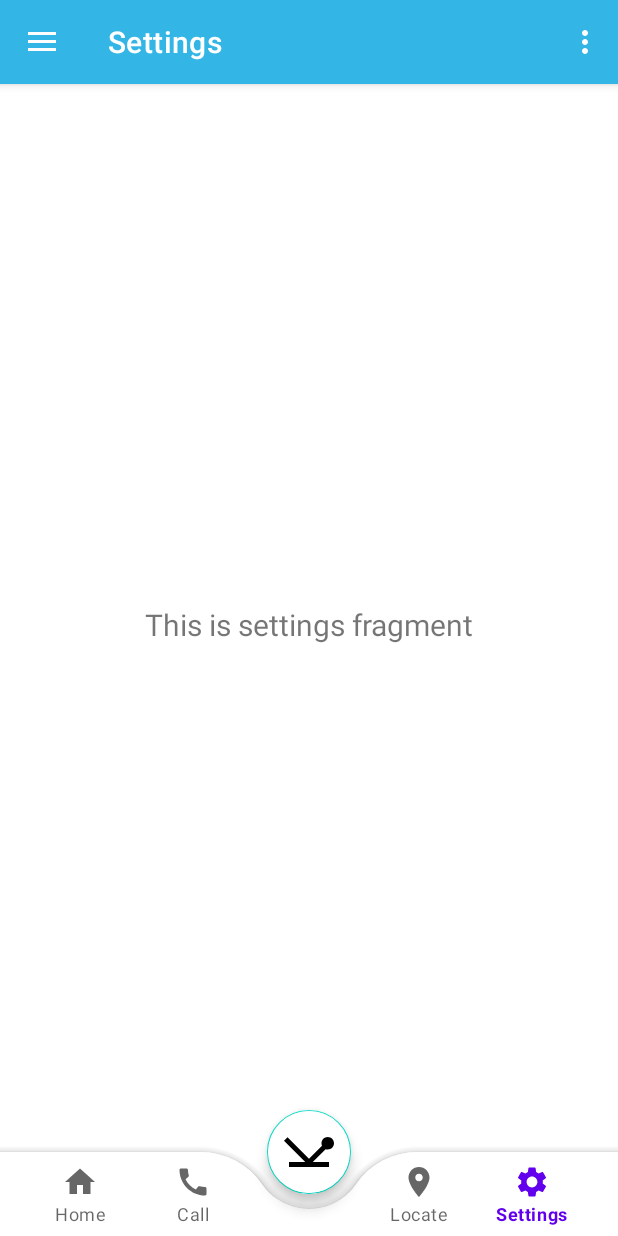
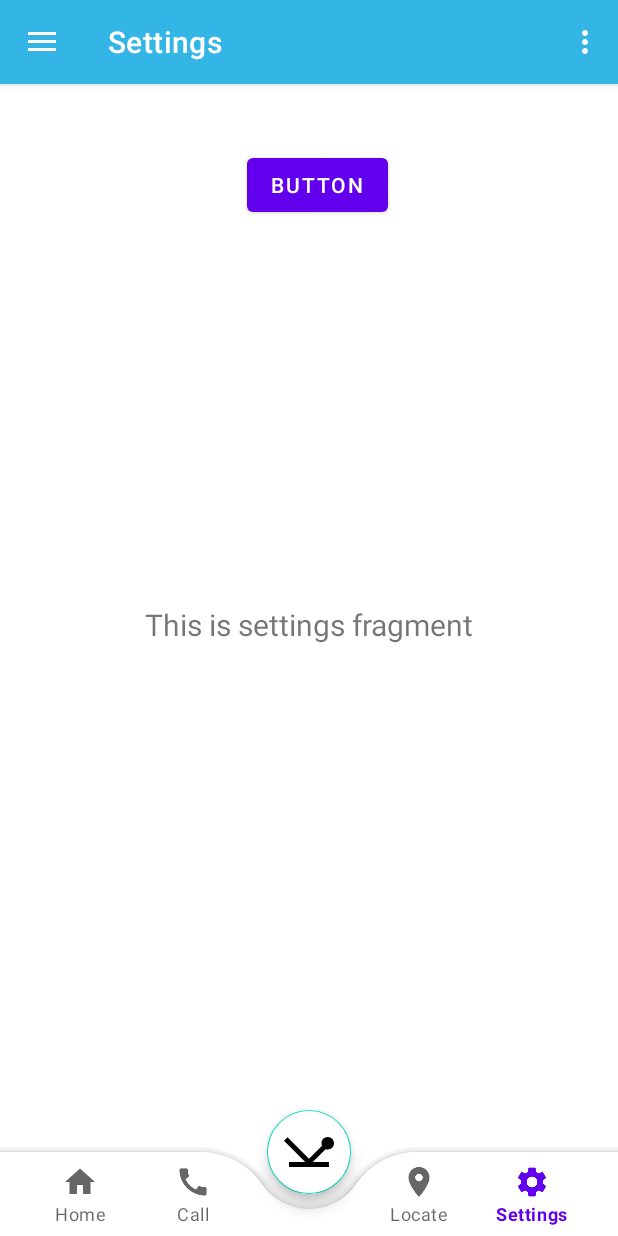
Before and after one commit to harri012/Hermes_App, an Android app: the MainActivity screen opened directly, with no data from a screen before it, in the side drawer, after a tap on "Settings", on a phone screen of 412 x 824 dp. Run offline under Robolectric (Android 15) with nearby library versions, the phone set to English and light mode, and no system bars; our stand-ins replace Firebase (no records; nobody signed in at launch, a user with empty details on screens opened directly), navigation-ui.

```diff
--- a/app/src/main/AndroidManifest.xml
+++ b/app/src/main/AndroidManifest.xml
@@ -60,6 +60,7 @@
 
         <activity android:name=".ui.comboNavDrawer.home.LocateCurrent">
             <meta-data
+                android:parentActivityName=".HomeFragment"
                 android:name="android.app.lib_name"
                 android:value="" />
         </activity>
--- a/app/src/main/java/com/example/hermes_app/MainActivity.java
+++ b/app/src/main/java/com/example/hermes_app/MainActivity.java
@@ -28,6 +28,8 @@ import com.google.firebase.database.FirebaseDatabase;
 import com.google.firebase.firestore.DocumentReference;
 import com.google.firebase.firestore.FirebaseFirestore;
 
+import java.io.File;
+
 public class MainActivity extends AppCompatActivity {
 
     private AppBarConfiguration appBarConfiguration;
@@ -39,6 +41,10 @@ public class MainActivity extends AppCompatActivity {
         super.onCreate(savedInstanceState);
 
         setContentView(R.layout.activity_main);
+
+        //fix dex issues
+        File dexOutputDir = getCodeCacheDir();
+        dexOutputDir.setReadOnly();
 
         Toolbar toolbar = findViewById(R.id.toolbar);
         setSupportActionBar(toolbar);
--- a/app/src/main/java/com/example/hermes_app/login/SignUpActivity.java
+++ b/app/src/main/java/com/example/hermes_app/login/SignUpActivity.java
@@ -29,7 +29,7 @@ public class SignUpActivity extends AppCompatActivity {
         super.onCreate(savedInstanceState);
         setContentView(R.layout.activity_sign_up);
 
-        //Firebase authentification
+        //Firebase authentication
         authentification = FirebaseAuth.getInstance();
 
         signupName = findViewById(R.id.signup_Name);
--- a/app/src/main/java/com/example/hermes_app/ui/comboNavDrawer/home/HomeFragment.java
+++ b/app/src/main/java/com/example/hermes_app/ui/comboNavDrawer/home/HomeFragment.java
@@ -35,7 +35,7 @@ public class HomeFragment extends Fragment {
         homeViewModel.getText().observe(getViewLifecycleOwner(), textView::setText);
 
         //CARDS init
-        //CardView informationCard = root.findViewById(R.id.cardView1);
+        CardView informationCard = root.findViewById(R.id.cardView1);
         CardView callCard = root.findViewById(R.id.cardView2);
         CardView currentLocationCard = root.findViewById(R.id.cardView3);
         CardView caneLocationCard = root.findViewById(R.id.cardView4);
@@ -43,6 +43,12 @@ public class HomeFragment extends Fragment {
         CardView emergencyCard = root.findViewById(R.id.cardView6);
 
         //CARD 1: information redirect
+        informationCard.setOnClickListener(new View.OnClickListener() {
+            @Override
+            public void onClick(View view) {
+                homeViewModel.cardInformationRedirect(requireActivity().getSupportFragmentManager());
+            }
+        });
 
         //CARD 2: call fragment redirect
         callCard.setOnClickListener(new View.OnClickListener() {
@@ -65,7 +71,7 @@ public class HomeFragment extends Fragment {
         caneLocationCard.setOnClickListener(new View.OnClickListener() {
             @Override
             public void onClick(View view) {
-                homeViewModel.cardCaneLocationRedirect(requireContext());
+                homeViewModel.cardCaneLocationRedirect(requireActivity().getSupportFragmentManager());
             }
         });
 
@@ -73,7 +79,7 @@ public class HomeFragment extends Fragment {
         settingsCard.setOnClickListener(new View.OnClickListener() {
             @Override
             public void onClick(View view) {
-                homeViewModel.cardSettingsRedirect(requireContext());
+                homeViewModel.cardSettingsRedirect(requireActivity().getSupportFragmentManager());
             }
         });
 
--- a/app/src/main/java/com/example/hermes_app/ui/comboNavDrawer/settings/SettingsFragment.java
+++ b/app/src/main/java/com/example/hermes_app/ui/comboNavDrawer/settings/SettingsFragment.java
@@ -4,12 +4,14 @@ import android.os.Bundle;
 import android.view.LayoutInflater;
 import android.view.View;
 import android.view.ViewGroup;
+import android.widget.Button;
 import android.widget.TextView;
 
 import androidx.annotation.NonNull;
 import androidx.fragment.app.Fragment;
 import androidx.lifecycle.ViewModelProvider;
 
+import com.example.hermes_app.R;
 import com.example.hermes_app.databinding.FragmentSettingsBinding;
 
 public class SettingsFragment extends Fragment {
@@ -26,6 +28,7 @@ public class SettingsFragment extends Fragment {
 
         final TextView textView = binding.textSettings;
         settingsViewModel.getText().observe(getViewLifecycleOwner(), textView::setText);
+
         return root;
     }
 
--- a/app/src/main/java/com/example/hermes_app/ui/comboNavDrawer/settings/SettingsViewModel.java
+++ b/app/src/main/java/com/example/hermes_app/ui/comboNavDrawer/settings/SettingsViewModel.java
@@ -1,4 +1,7 @@
 package com.example.hermes_app.ui.comboNavDrawer.settings;
+
+import android.content.Context;
+import android.content.Intent;
 
 import androidx.lifecycle.LiveData;
 import androidx.lifecycle.MutableLiveData;
--- a/app/src/main/res/layout/fragment_settings.xml
+++ b/app/src/main/res/layout/fragment_settings.xml
@@ -20,5 +20,19 @@
         app:layout_constraintStart_toStartOf="parent"
         app:layout_constraintTop_toTopOf="parent" />
 
+    <Button
+        android:id="@+id/button2"
+        android:layout_width="wrap_content"
+        android:layout_height="wrap_content"
+        android:layout_marginStart="164dp"
+        android:layout_marginTop="76dp"
+        android:layout_marginEnd="153dp"
+        android:layout_marginBottom="232dp"
+        android:text="Button"
+        app:layout_constraintBottom_toTopOf="@+id/text_settings"
+        app:layout_constraintEnd_toEndOf="parent"
+        app:layout_constraintStart_toStartOf="parent"
+        app:layout_constraintTop_toTopOf="parent" />
+
 
 </androidx.constraintlayout.widget.ConstraintLayout>
--- a/app/src/main/res/menu/bottom_nav_menu.xml
+++ b/app/src/main/res/menu/bottom_nav_menu.xml
@@ -1,5 +1,6 @@
 <?xml version="1.0" encoding="utf-8"?>
 <menu xmlns:android="http://schemas.android.com/apk/res/android">
+
 
     <item
         android:id="@+id/navigation_home"
--- /dev/null
+++ b/app/src/main/res/values/ids.xml
@@ -0,0 +1,4 @@
+<?xml version="1.0" encoding="utf-8"?>
+<resources>
+    <item name="fragment_container" type="id" />
+</resources>
```
Also changed, not shown: app/src/main/java/com/example/hermes_app/ui/bottomNav/locate/LocateFragment.java (+7 -3 lines), app/src/main/java/com/example/hermes_app/ui/comboNavDrawer/home/HomeViewModel.java (+50 -8 lines), app/src/main/java/com/example/hermes_app/ui/drawer/share/ShareFragment.java (deleted, +0 -37 lines), app/src/main/java/com/example/hermes_app/ui/drawer/share/ShareViewModel.java (deleted, +0 -19 lines), app/src/main/res/layout/locate_current.xml (+7 -4 lines).
